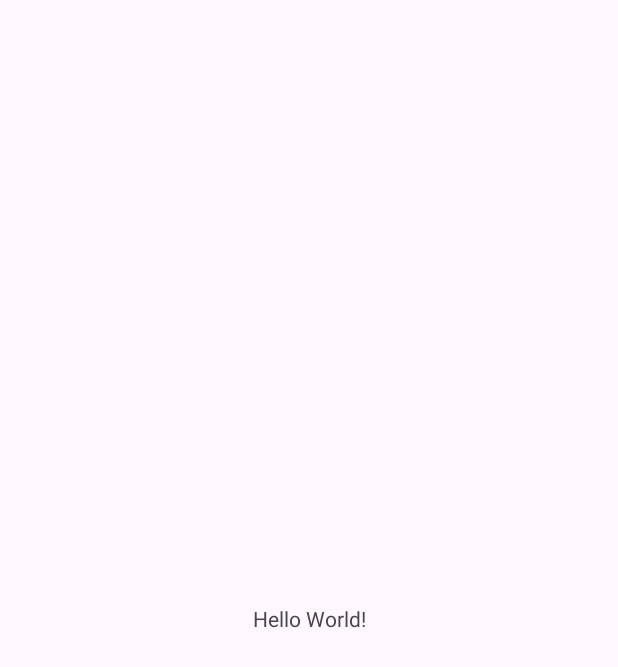
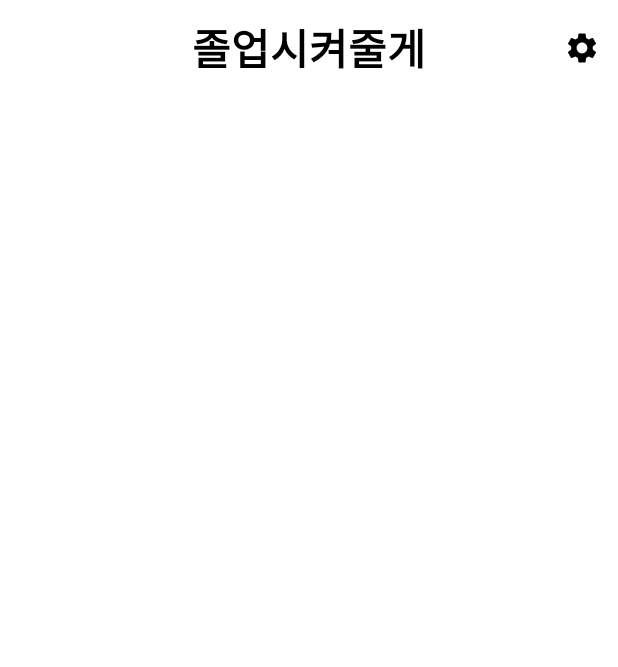
Before and after one commit to 2023-Capstone-Design-let-me-graduated/letMeGraduate, an Android app: the MainActivity screen opened directly, with no data from a screen before it, on a phone screen of 412 x 824 dp. Before the commit the part shown is almost empty. Shown: the top 667 px of the screen. Run offline under Robolectric (Android 15) with nearby library versions, the phone set to English and light mode, and no system bars; our stand-ins replace data binding.

Commit message:
설정 화면 & 탈퇴 팝업

```diff
--- a/app/src/main/AndroidManifest.xml
+++ b/app/src/main/AndroidManifest.xml
@@ -26,6 +26,9 @@
         <activity
             android:name=".MainActivity"
             android:exported="true"/>
+        <activity
+            android:name=".SettingActivity"
+            android:exported="true"/>
     </application>
 
 </manifest>
--- a/app/src/main/java/com/graduation/letmegraduate/MainActivity.kt
+++ b/app/src/main/java/com/graduation/letmegraduate/MainActivity.kt
@@ -1,11 +1,40 @@
 package com.graduation.letmegraduate
 
+import android.content.Intent
+import android.os.Bundle
+import android.view.Menu
+import android.view.MenuItem
 import androidx.appcompat.app.AppCompatActivity
-import android.os.Bundle
+import androidx.databinding.DataBindingUtil
+import com.graduation.letmegraduate.databinding.ActivityMainBinding
 
 class MainActivity : AppCompatActivity() {
     override fun onCreate(savedInstanceState: Bundle?) {
         super.onCreate(savedInstanceState)
-        setContentView(R.layout.activity_main)
+
+        val binding: ActivityMainBinding =
+            DataBindingUtil.setContentView(this, R.layout.activity_main)
+
+        val toolbar = binding.toolbar
+        setSupportActionBar(toolbar) //toolbar를 액션바로 설정
+        val actionbar = getSupportActionBar()
+        actionbar!!.setDisplayShowTitleEnabled(false)
+    }
+
+    override fun onCreateOptionsMenu(menu: Menu?): Boolean {
+        menuInflater.inflate(R.menu.menu_main, menu)
+        return  true
+    }
+
+    override fun onOptionsItemSelected(item: MenuItem): Boolean {
+        when(item.itemId) {
+            R.id.setting -> {
+                // 액션바에서 설정 아이콘 클릭 시 설정 화면으로 이동
+                intent = Intent(this, SettingActivity::class.java)
+                startActivity(intent)
+            }
+        }
+
+        return super.onOptionsItemSelected(item)
     }
 }
--- a/app/src/main/java/com/graduation/letmegraduate/SignupActivity.kt
+++ b/app/src/main/java/com/graduation/letmegraduate/SignupActivity.kt
@@ -7,6 +7,7 @@ import androidx.appcompat.app.AppCompatActivity
 import androidx.databinding.DataBindingUtil
 import com.graduation.letmegraduate.databinding.ActivitySignupBinding
 
+
 class SignupActivity: AppCompatActivity() {
     override fun onCreate(savedInstanceState: Bundle?) {
         super.onCreate(savedInstanceState)
@@ -15,7 +16,7 @@ class SignupActivity: AppCompatActivity() {
             DataBindingUtil.setContentView(this, R.layout.activity_signup)
 
         val toolbar = binding.toolbar
-        setSupportActionBar(toolbar) // 툴바를 액션바로 지정
+        setSupportActionBar(toolbar) //toolbar를 액션바로 지정
         val actionbar = getSupportActionBar()
         actionbar!!.setDisplayShowTitleEnabled(false)
         actionbar.setDisplayHomeAsUpEnabled(true) // 액션바에 뒤로가기 버튼 추가
@@ -34,5 +35,4 @@ class SignupActivity: AppCompatActivity() {
         startActivity(intent)
         return true
     }
-
 }
--- /dev/null
+++ b/app/src/main/res/drawable/ic_arrow_forward.xml
@@ -0,0 +1,5 @@
+<vector android:autoMirrored="true" android:height="24dp"
+    android:tint="#000000" android:viewportHeight="24"
+    android:viewportWidth="24" android:width="24dp" xmlns:android="http://schemas.android.com/apk/res/android">
+    <path android:fillColor="@android:color/white" android:pathData="M6.23,20.23l1.77,1.77l10,-10l-10,-10l-1.77,1.77l8.23,8.23z"/>
+</vector>
--- /dev/null
+++ b/app/src/main/res/drawable/ic_setting.xml
@@ -0,0 +1,5 @@
+<vector android:height="24dp" android:tint="#000000"
+    android:viewportHeight="24" android:viewportWidth="24"
+    android:width="24dp" xmlns:android="http://schemas.android.com/apk/res/android">
+    <path android:fillColor="@android:color/white" android:pathData="M19.14,12.94c0.04,-0.3 0.06,-0.61 0.06,-0.94c0,-0.32 -0.02,-0.64 -0.07,-0.94l2.03,-1.58c0.18,-0.14 0.23,-0.41 0.12,-0.61l-1.92,-3.32c-0.12,-0.22 -0.37,-0.29 -0.59,-0.22l-2.39,0.96c-0.5,-0.38 -1.03,-0.7 -1.62,-0.94L14.4,2.81c-0.04,-0.24 -0.24,-0.41 -0.48,-0.41h-3.84c-0.24,0 -0.43,0.17 -0.47,0.41L9.25,5.35C8.66,5.59 8.12,5.92 7.63,6.29L5.24,5.33c-0.22,-0.08 -0.47,0 -0.59,0.22L2.74,8.87C2.62,9.08 2.66,9.34 2.86,9.48l2.03,1.58C4.84,11.36 4.8,11.69 4.8,12s0.02,0.64 0.07,0.94l-2.03,1.58c-0.18,0.14 -0.23,0.41 -0.12,0.61l1.92,3.32c0.12,0.22 0.37,0.29 0.59,0.22l2.39,-0.96c0.5,0.38 1.03,0.7 1.62,0.94l0.36,2.54c0.05,0.24 0.24,0.41 0.48,0.41h3.84c0.24,0 0.44,-0.17 0.47,-0.41l0.36,-2.54c0.59,-0.24 1.13,-0.56 1.62,-0.94l2.39,0.96c0.22,0.08 0.47,0 0.59,-0.22l1.92,-3.32c0.12,-0.22 0.07,-0.47 -0.12,-0.61L19.14,12.94zM12,15.6c-1.98,0 -3.6,-1.62 -3.6,-3.6s1.62,-3.6 3.6,-3.6s3.6,1.62 3.6,3.6S13.98,15.6 12,15.6z"/>
+</vector>
--- /dev/null
+++ b/app/src/main/res/drawable/ic_warning.xml
@@ -0,0 +1,5 @@
+<vector android:height="24dp" android:tint="#6E6E6E"
+    android:viewportHeight="24" android:viewportWidth="24"
+    android:width="24dp" xmlns:android="http://schemas.android.com/apk/res/android">
+    <path android:fillColor="@android:color/white" android:pathData="M1,21h22L12,2 1,21zM13,18h-2v-2h2v2zM13,14h-2v-4h2v4z"/>
+</vector>
--- a/app/src/main/res/layout/activity_main.xml
+++ b/app/src/main/res/layout/activity_main.xml
@@ -1,18 +1,31 @@
 <?xml version="1.0" encoding="utf-8"?>
-<androidx.constraintlayout.widget.ConstraintLayout xmlns:android="http://schemas.android.com/apk/res/android"
-    xmlns:app="http://schemas.android.com/apk/res-auto"
-    xmlns:tools="http://schemas.android.com/tools"
-    android:layout_width="match_parent"
-    android:layout_height="match_parent"
-    tools:context=".MainActivity">
+<layout
+    xmlns:android="http://schemas.android.com/apk/res/android"
+    xmlns:app="http://schemas.android.com/apk/res-auto">
 
-    <TextView
-        android:layout_width="wrap_content"
-        android:layout_height="wrap_content"
-        android:text="Hello World!"
-        app:layout_constraintBottom_toBottomOf="parent"
-        app:layout_constraintEnd_toEndOf="parent"
-        app:layout_constraintStart_toStartOf="parent"
-        app:layout_constraintTop_toTopOf="parent" />
+    <LinearLayout
+        android:layout_width="match_parent"
+        android:layout_height="match_parent"
+        android:background="@color/white"
+        android:orientation="vertical">
 
-</androidx.constraintlayout.widget.ConstraintLayout>
+        <androidx.appcompat.widget.Toolbar
+            android:layout_width="match_parent"
+            android:layout_height="?attr/actionBarSize"
+            android:background="@color/white"
+            android:id="@+id/toolbar">
+
+            <TextView
+                android:layout_width="wrap_content"
+                android:layout_height="wrap_content"
+                android:text="@string/project_name"
+                android:textColor="@color/black"
+                android:textSize="28sp"
+                android:textStyle="bold"
+                android:layout_gravity="center">
+            </TextView>
+
+        </androidx.appcompat.widget.Toolbar>
+
+    </LinearLayout>
+</layout>
--- /dev/null
+++ b/app/src/main/res/menu/menu_main.xml
@@ -0,0 +1,10 @@
+<?xml version="1.0" encoding="utf-8"?>
+<menu xmlns:android="http://schemas.android.com/apk/res/android"
+    xmlns:app="http://schemas.android.com/apk/res-auto">
+
+    <item
+        android:id="@+id/setting"
+        android:icon="@drawable/ic_setting"
+        app:showAsAction="always"
+        android:title="설정"/>
+</menu>
--- a/app/src/main/res/values/strings.xml
+++ b/app/src/main/res/values/strings.xml
@@ -1,5 +1,6 @@
 <resources>
     <string name="app_name">letMeGraduate</string>
+    <string name="project_name">졸업시켜줄게</string>
     <string name="id">학번</string>
     <string name="pw">비밀번호</string>
     <string name="signup">회원가입</string>
@@ -7,4 +8,8 @@
         <item>컴퓨터공학부 주간</item>
         <item>컴퓨터공학부 야간</item>
     </string-array>
+    <string name="setting">설정</string>
+    <string name="withdrawal_message">
+        탈퇴 버튼 선택 시, 회원님의 계정은 삭제되며 복구되지 않습니다.
+    </string>
 </resources>
```
Also changed, not shown: app/src/main/java/com/graduation/letmegraduate/LoginActivity.kt (+10 -2 lines), app/src/main/java/com/graduation/letmegraduate/SettingActivity.kt (added, +42 -0 lines), app/src/main/res/layout/activity_setting.xml (added, +67 -0 lines), app/src/main/res/layout/activity_signup.xml (+8 -4 lines).
